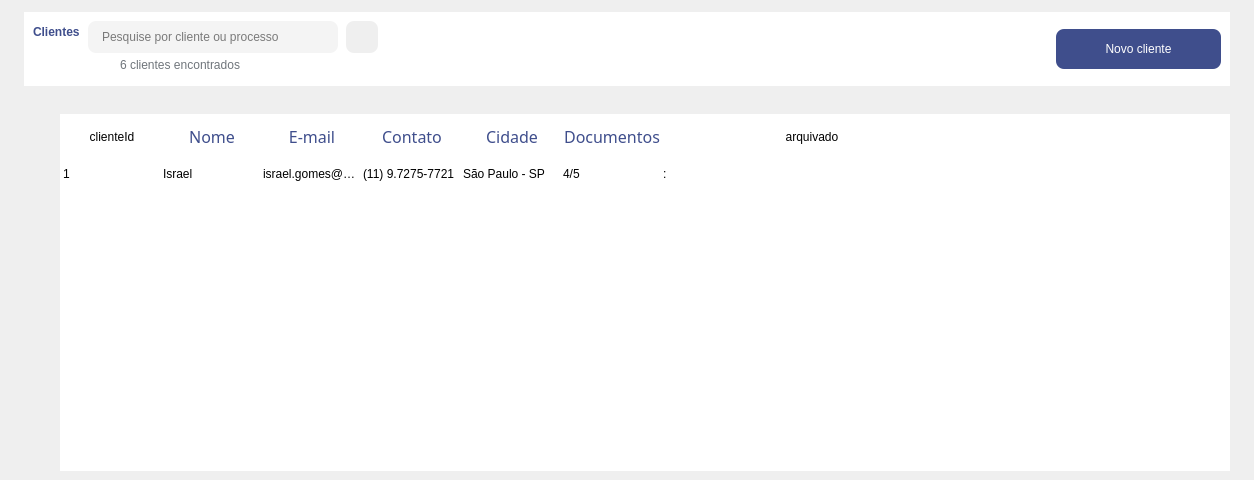
Before: the Qt Designer form Design/UI/newListaClientes.ui in newprev/PrevCliente, drawn with Qt 5.
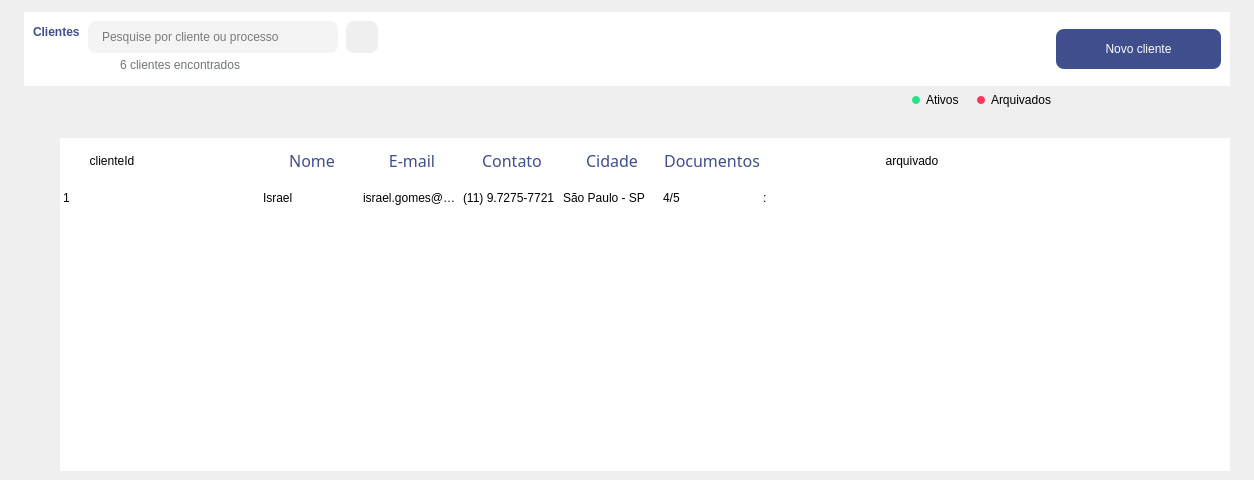
After: the same form once the commit is applied. Icons and pictures are not drawn.

Diff of the .ui file:
```diff
--- a/Design/UI/newListaClientes.ui
+++ b/Design/UI/newListaClientes.ui
@@ -413,6 +413,176 @@
         </layout>
        </widget>
       </item>
+      <item>
+       <widget class="QFrame" name="frMiddle">
+        <property name="styleSheet">
+         <string notr="true">/*----------------------------------- Frame ---------------------------------------*/
+#frColorArquivado {
+	background-color: #FF345E;
+	border-radius: 4px;
+	border: 0px solid none;
+}
+
+#frColorAtivo {
+	background-color: #23E386;
+	border-radius: 4px;
+	border: 0px solid none;
+}
+
+/*----------------------------------- Label ---------------------------------------*/
+#lbAtivos, #lbArquivados {
+	font: 10pt &quot;Avenir LT Std&quot;;
+	color: black;
+}</string>
+        </property>
+        <property name="frameShape">
+         <enum>QFrame::NoFrame</enum>
+        </property>
+        <property name="frameShadow">
+         <enum>QFrame::Raised</enum>
+        </property>
+        <layout class="QHBoxLayout" name="horizontalLayout_7">
+         <property name="spacing">
+          <number>0</number>
+         </property>
+         <property name="leftMargin">
+          <number>0</number>
+         </property>
+         <property name="topMargin">
+          <number>0</number>
+         </property>
+         <property name="rightMargin">
+          <number>0</number>
+         </property>
+         <property name="bottomMargin">
+          <number>0</number>
+         </property>
+         <item>
+          <spacer name="horizontalSpacer_2">
+           <property name="orientation">
+            <enum>Qt::Horizontal</enum>
+           </property>
+           <property name="sizeHint" stdset="0">
+            <size>
+             <width>40</width>
+             <height>20</height>
+            </size>
+           </property>
+          </spacer>
+         </item>
+         <item>
+          <widget class="QFrame" name="frame_3">
+           <property name="frameShape">
+            <enum>QFrame::NoFrame</enum>
+           </property>
+           <property name="frameShadow">
+            <enum>QFrame::Raised</enum>
+           </property>
+           <layout class="QHBoxLayout" name="horizontalLayout_8">
+            <property name="topMargin">
+             <number>0</number>
+            </property>
+            <property name="bottomMargin">
+             <number>0</number>
+            </property>
+            <item alignment="Qt::AlignVCenter">
+             <widget class="QFrame" name="frColorAtivo">
+              <property name="minimumSize">
+               <size>
+                <width>8</width>
+                <height>8</height>
+               </size>
+              </property>
+              <property name="maximumSize">
+               <size>
+                <width>8</width>
+                <height>8</height>
+               </size>
+              </property>
+              <property name="frameShape">
+               <enum>QFrame::NoFrame</enum>
+              </property>
+              <property name="frameShadow">
+               <enum>QFrame::Raised</enum>
+              </property>
+             </widget>
+            </item>
+            <item alignment="Qt::AlignVCenter">
+             <widget class="QLabel" name="lbAtivos">
+              <property name="text">
+               <string>Ativos</string>
+              </property>
+             </widget>
+            </item>
+           </layout>
+          </widget>
+         </item>
+         <item>
+          <widget class="QFrame" name="frame_4">
+           <property name="frameShape">
+            <enum>QFrame::NoFrame</enum>
+           </property>
+           <property name="frameShadow">
+            <enum>QFrame::Raised</enum>
+           </property>
+           <layout class="QHBoxLayout" name="horizontalLayout_9">
+            <property name="topMargin">
+             <number>0</number>
+            </property>
+            <property name="bottomMargin">
+             <number>0</number>
+            </property>
+            <item alignment="Qt::AlignVCenter">
+             <widget class="QFrame" name="frColorArquivado">
+              <property name="minimumSize">
+               <size>
+                <width>8</width>
+                <height>8</height>
+               </size>
+              </property>
+              <property name="maximumSize">
+               <size>
+                <width>8</width>
+                <height>8</height>
+               </size>
+              </property>
+              <property name="frameShape">
+               <enum>QFrame::NoFrame</enum>
+              </property>
+              <property name="frameShadow">
+               <enum>QFrame::Raised</enum>
+              </property>
+             </widget>
+            </item>
+            <item>
+             <widget class="QLabel" name="lbArquivados">
+              <property name="text">
+               <string>Arquivados</string>
+              </property>
+             </widget>
+            </item>
+           </layout>
+          </widget>
+         </item>
+         <item>
+          <spacer name="horizontalSpacer_3">
+           <property name="orientation">
+            <enum>Qt::Horizontal</enum>
+           </property>
+           <property name="sizeType">
+            <enum>QSizePolicy::Fixed</enum>
+           </property>
+           <property name="sizeHint" stdset="0">
+            <size>
+             <width>170</width>
+             <height>20</height>
+            </size>
+           </property>
+          </spacer>
+         </item>
+        </layout>
+       </widget>
+      </item>
       <item>
        <widget class="QFrame" name="frTabela">
         <property name="styleSheet">
@@ -529,12 +699,21 @@
             <property name="text">
              <string>Teste</string>
             </property>
+            <property name="icon">
+             <iconset resource="../../Resources/newListaClientes.qrc">
+              <normaloff>:/status/green-circle.png</normaloff>:/status/green-circle.png</iconset>
+            </property>
            </row>
            <column>
             <property name="text">
              <string>clienteId</string>
             </property>
            </column>
+           <column>
+            <property name="text">
+             <string/>
+            </property>
+           </column>
            <column>
             <property name="text">
              <string>Nome</string>
@@ -707,32 +886,32 @@
              <string>1</string>
             </property>
            </item>
-           <item row="0" column="1">
-            <property name="text">
-             <string>Israel</string>
-            </property>
-           </item>
            <item row="0" column="2">
             <property name="text">
-             <string>israel.gomes@gmail.com</string>
+             <string>Israel</string>
             </property>
            </item>
            <item row="0" column="3">
             <property name="text">
-             <string>(11) 9.7275-7721</string>
+             <string>israel.gomes@gmail.com</string>
             </property>
            </item>
            <item row="0" column="4">
             <property name="text">
-             <string>São Paulo - SP</string>
+             <string>(11) 9.7275-7721</string>
             </property>
            </item>
            <item row="0" column="5">
             <property name="text">
-             <string>4/5</string>
+             <string>São Paulo - SP</string>
             </property>
            </item>
            <item row="0" column="6">
+            <property name="text">
+             <string>4/5</string>
+            </property>
+           </item>
+           <item row="0" column="7">
             <property name="text">
              <string>:</string>
             </property>
```
